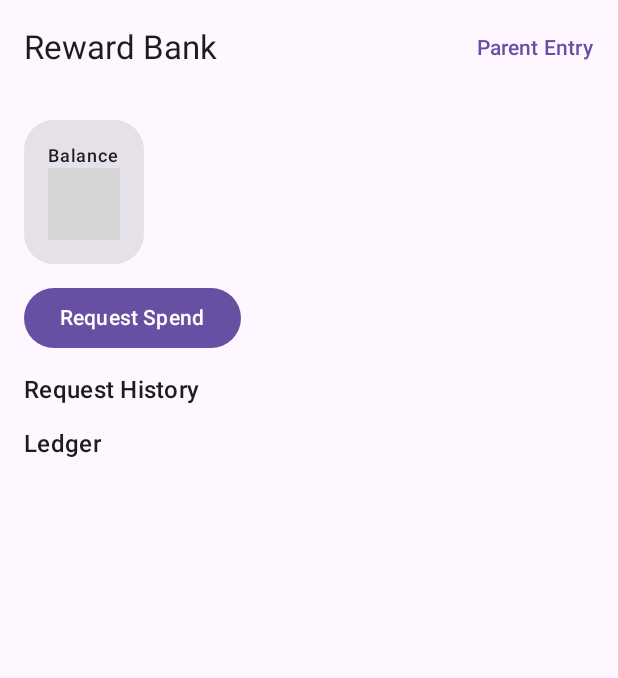
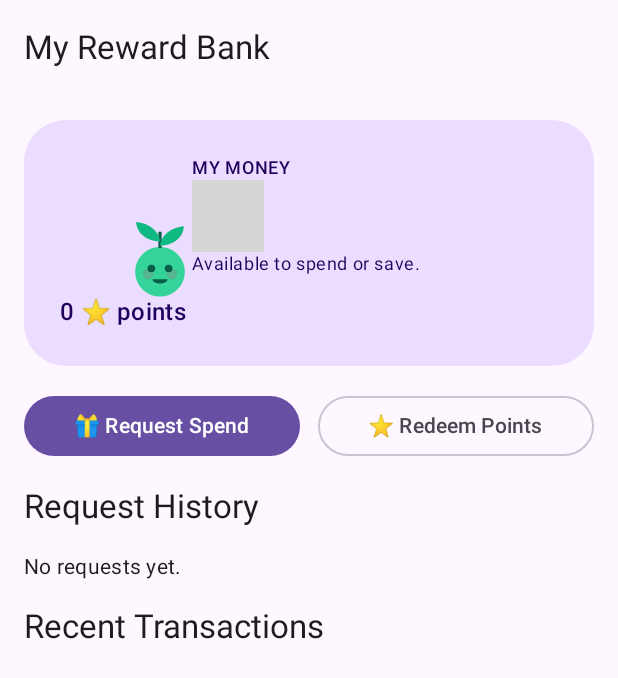
Before and after one commit to kiskey/SproutBank, an Android app built with Jetpack Compose: the composable RewardBankScreen shown on its own in the app's theme, on a phone screen of 412 x 824 dp. Shown: the top 678 px of the screen. Run offline under Robolectric (Android 15) with nearby library versions, the phone set to English and light mode, and no system bars; 11 statements that could not run were skipped; grey boxes are pictures that could not be loaded.

Commit message:
Update RewardBank.kt

```diff
--- a/app/src/main/java/com/sproutbank/app/ui/RewardBank.kt
+++ b/app/src/main/java/com/sproutbank/app/ui/RewardBank.kt
@@ -1,122 +1,158 @@
 package com.sproutbank.app.ui
 
+import androidx.compose.foundation.background
+import androidx.compose.foundation.clickable
 import androidx.compose.foundation.layout.*
 import androidx.compose.foundation.lazy.LazyColumn
 import androidx.compose.foundation.lazy.items
 import androidx.compose.foundation.shape.RoundedCornerShape
+import androidx.compose.foundation.text.KeyboardOptions
 import androidx.compose.material3.*
 import androidx.compose.runtime.*
+import androidx.compose.ui.Alignment
 import androidx.compose.ui.Modifier
+import androidx.compose.ui.draw.clip
+import androidx.compose.ui.text.input.KeyboardType
 import androidx.compose.ui.unit.dp
 import com.sproutbank.app.data.Repository
-import com.sproutbank.app.ui.components.BankEntryDialog
+import com.sproutbank.app.ui.components.*
 import com.sproutbank.app.vm.ChildUiState
 import com.sproutbank.app.vm.SproutViewModel
 
 @OptIn(ExperimentalMaterial3Api::class)
 @Composable
 fun RewardBankScreen(vm: SproutViewModel, state: ChildUiState) {
-    var showEntry by remember { mutableStateOf(false) }
     var showRequest by remember { mutableStateOf(false) }
 
-    Scaffold(topBar = {
-        TopAppBar(title = { Text("Reward Bank") },
-            actions = {
-                TextButton(onClick = { showEntry = true }) { Text("Parent Entry") }
-            })
-    }) { pad ->
+    Scaffold(topBar = { TopAppBar(title = { Text("My Reward Bank") }) }) { pad ->
         LazyColumn(
             Modifier.padding(pad).fillMaxSize().padding(16.dp),
-            verticalArrangement = Arrangement.spacedBy(12.dp),
+            verticalArrangement = Arrangement.spacedBy(16.dp),
         ) {
+            item { BankHero(state) }
             item {
-                Card(shape = RoundedCornerShape(20.dp)) {
-                    Column(Modifier.padding(16.dp)) {
-                        Text("Balance", style = MaterialTheme.typography.labelMedium)
-                        Text(Repository.money(state.balanceCents),
-                            style = MaterialTheme.typography.headlineLarge)
+                Row(horizontalArrangement = Arrangement.spacedBy(12.dp)) {
+                    Button(onClick = { showRequest = true }, modifier = Modifier.weight(1f)) {
+                        Text("🎁 Request Spend")
+                    }
+                    OutlinedButton(onClick = { showRequest = true }, modifier = Modifier.weight(1f)) {
+                        Text("⭐ Redeem Points")
                     }
                 }
             }
-            item {
-                Row(horizontalArrangement = Arrangement.spacedBy(8.dp)) {
-                    Button(onClick = { showRequest = true }) { Text("Request Spend") }
-                }
+            item { Text("Request History", style = MaterialTheme.typography.titleLarge) }
+            if (state.requests.isEmpty()) {
+                item { Text("No requests yet.", style = MaterialTheme.typography.bodyMedium) }
             }
-            item { Text("Request History", style = MaterialTheme.typography.titleMedium) }
-            items(state.requests) { req ->
-                Card(shape = RoundedCornerShape(16.dp)) {
-                    Column(Modifier.padding(12.dp)) {
-                        Text(req.title, style = MaterialTheme.typography.titleSmall)
-                        Text("${Repository.money(req.amountCents)} · ${req.kind}",
-                            style = MaterialTheme.typography.bodySmall)
+            items(state.requests) { req -> RequestStatusRow(req) }
+
+            item { Text("Recent Transactions", style = MaterialTheme.typography.titleLarge) }
+            items(state.ledger.reversed()) { e ->
+                ThemedCard(Modifier.fillMaxWidth()) {
+                    Row(verticalAlignment = Alignment.CenterVertically) {
                         Text(
-                            when (req.status) {
-                                "PENDING" -> "⏳ Waiting for parent"
-                                "APPROVED" -> "✅ Approved!"
-                                else -> "💬 Not this time"
-                            }
+                            when (e.kind) {
+                                "CREDIT", "BONUS" -> "🟢"
+                                "POINTS" -> "⭐"
+                                else -> "🛍️"
+                            },
+                            style = MaterialTheme.typography.titleMedium,
                         )
-                        if (req.status == "DECLINED" && req.decisionNote != null) {
-                            Text("Parent: ${req.decisionNote}",
+                        Spacer(Modifier.width(12.dp))
+                        Column(Modifier.weight(1f)) {
+                            Text(e.note.ifBlank { e.kind }, style = MaterialTheme.typography.titleSmall)
+                            Text(
+                                java.text.SimpleDateFormat("MMM d", java.util.Locale.getDefault())
+                                    .format(java.util.Date(e.timestampMs)),
                                 style = MaterialTheme.typography.bodySmall,
-                                color = MaterialTheme.colorScheme.onSurfaceVariant)
+                            )
                         }
+                        Text(
+                            if (e.kind == "POINTS") "${e.amountCents} ⭐"
+                            else Repository.money(if (e.kind == "SPEND" || e.kind == "REDEEM") -e.amountCents else e.amountCents),
+                            style = MaterialTheme.typography.titleSmall,
+                            color = when (e.kind) {
+                                "CREDIT", "BONUS" -> MaterialTheme.colorScheme.primary
+                                "POINTS" -> MaterialTheme.colorScheme.secondary
+                                else -> MaterialTheme.colorScheme.onSurface
+                            },
+                        )
                     }
-                }
-            }
-            item { Text("Ledger", style = MaterialTheme.typography.titleMedium) }
-            items(state.ledger.reversed()) { e ->
-                Row(Modifier.fillMaxWidth()) {
-                    Text("${e.kind} · ${e.note}", Modifier.weight(1f),
-                        style = MaterialTheme.typography.bodyMedium)
-                    Text(Repository.money(e.amountCents),
-                        style = MaterialTheme.typography.bodyMedium)
                 }
             }
         }
     }
 
-    if (showEntry) BankEntryDialog(
-        onDismiss = { showEntry = false },
-        onSubmit = { k, a, n -> vm.recordCredit(k, a, n); showEntry = false },
-    )
-    if (showRequest) RequestSpendDialog(
-        onDismiss = { showRequest = false },
-        onRequest = { kind, cents, title ->
-            vm.requestSpend(kind, cents, title); showRequest = false
-        },
-    )
+    if (showRequest) {
+        RequestSpendDialog(
+            onDismiss = { showRequest = false },
+            onSubmit = { kind, cents, title -> vm.requestSpend(kind, cents, title); showRequest = false },
+        )
+    }
+}
+
+@Composable
+private fun BankHero(state: ChildUiState) {
+    val scheme = MaterialTheme.colorScheme
+    Card(
+        shape = RoundedCornerShape(28.dp),
+        modifier = Modifier.fillMaxWidth(),
+        colors = CardDefaults.cardColors(containerColor = scheme.primaryContainer),
+    ) {
+        Column(Modifier.padding(24.dp)) {
+            Row(verticalAlignment = Alignment.CenterVertically) {
+                Sprout(mood = SproutMood.GROWING, size = 72.dp)
+                Spacer(Modifier.width(16.dp))
+                Column {
+                    Text("MY MONEY", style = MaterialTheme.typography.labelMedium,
+                        color = scheme.onPrimaryContainer)
+                    Text(Repository.money(state.balanceCents),
+                        style = MaterialTheme.typography.displayMedium,
+                        color = scheme.onPrimaryContainer)
+                    Text("Available to spend or save.",
+                        style = MaterialTheme.typography.bodySmall,
+                        color = scheme.onPrimaryContainer)
+                }
+            }
+            Spacer(Modifier.height(12.dp))
+            Text("${state.points} ⭐ points",
+                style = MaterialTheme.typography.titleMedium,
+                color = scheme.onPrimaryContainer)
+        }
+    }
 }
 
 @Composable
 private fun RequestSpendDialog(
     onDismiss: () -> Unit,
-    onRequest: (String, Long, String) -> Unit,
+    onSubmit: (String, Long, String) -> Unit,
 ) {
     var kind by remember { mutableStateOf("SPEND") }
-    var amountStr by remember { mutableStateOf("") }
     var title by remember { mutableStateOf("") }
-    val cents = (amountStr.toDoubleOrNull()?.times(100) ?: 0.0).toLong()
+    var amount by remember { mutableStateOf("") }
+    val cents = (amount.toDoubleOrNull()?.times(100) ?: 0.0).toLong()
     AlertDialog(
         onDismissRequest = onDismiss,
-        title = { Text("Request Spend") },
+        title = { Text("What would you like to spend on?") },
         text = {
             Column(verticalArrangement = Arrangement.spacedBy(8.dp)) {
-                Row(horizontalArrangement = Arrangement.spacedBy(6.dp)) {
-                    listOf("SPEND", "REDEEM").forEach {
-                        FilterChip(selected = kind == it, onClick = { kind = it }, label = { Text(it) })
-                    }
+                Row(horizontalArrangement = Arrangement.spacedBy(8.dp)) {
+                    FilterChip(selected = kind == "SPEND", onClick = { kind = "SPEND" }, label = { Text("Spend") })
+                    FilterChip(selected = kind == "REDEEM", onClick = { kind = "REDEEM" }, label = { Text("Redeem") })
                 }
-                OutlinedTextField(value = title, onValueChange = { title = it },
-                    label = { Text("What for?") }, singleLine = true)
-                OutlinedTextField(value = amountStr, onValueChange = { amountStr = it },
-                    label = { Text("Amount (USD)") }, singleLine = true)
+                OutlinedTextField(value = title, onValueChange = { title = it }, label = { Text("Item name") }, singleLine = true)
+                OutlinedTextField(
+                    value = amount, onValueChange = { amount = it },
+                    label = { Text("Amount (USD)") },
+                    keyboardOptions = KeyboardOptions(keyboardType = KeyboardType.Decimal),
+                    singleLine = true,
+                )
+                if (cents > 0) Text("You're asking to spend ${Repository.money(cents)}.")
             }
         },
         confirmButton = {
             TextButton(enabled = cents > 0 && title.isNotBlank(),
-                onClick = { onRequest(kind, cents, title) }) { Text("Send to Parent") }
+                onClick = { onSubmit(kind, cents, title) }) { Text("Send Request") }
         },
         dismissButton = { TextButton(onClick = onDismiss) { Text("Cancel") } },
     )
```
